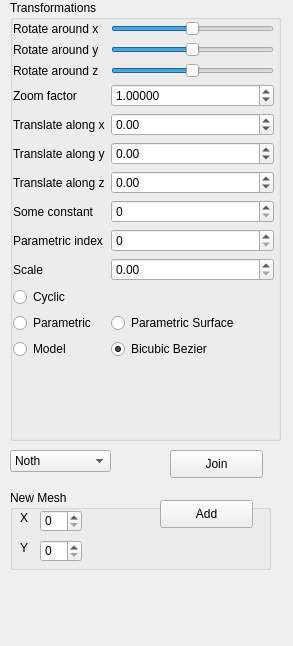
Old version of the form GUI/SideWidget.ui in the repository bence21/Grafika.
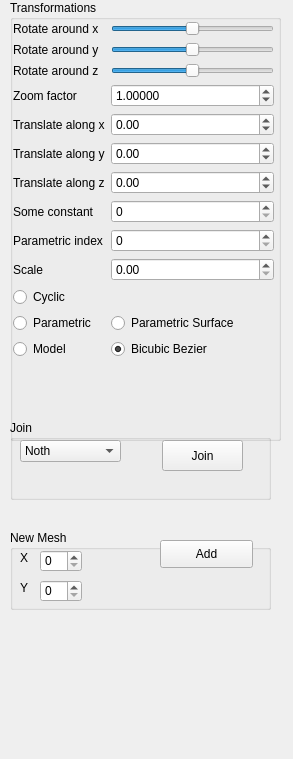
New version of the form.

Diff of the .ui file:
```diff
--- a/GUI/SideWidget.ui
+++ b/GUI/SideWidget.ui
@@ -7,7 +7,7 @@
     <x>0</x>
     <y>0</y>
     <width>293</width>
-    <height>646</height>
+    <height>759</height>
    </rect>
   </property>
   <property name="sizePolicy">
@@ -43,7 +43,7 @@
       <x>3</x>
       <y>21</y>
       <width>261</width>
-      <height>421</height>
+      <height>381</height>
      </rect>
     </property>
     <layout class="QFormLayout" name="formLayout">
@@ -301,54 +301,11 @@
     </layout>
    </widget>
   </widget>
-  <widget class="QPushButton" name="joinButton">
-   <property name="geometry">
-    <rect>
-     <x>170</x>
-     <y>450</y>
-     <width>93</width>
-     <height>28</height>
-    </rect>
-   </property>
-   <property name="text">
-    <string>Join</string>
-   </property>
-  </widget>
-  <widget class="QComboBox" name="directionComboBox">
-   <property name="geometry">
-    <rect>
-     <x>10</x>
-     <y>450</y>
-     <width>101</width>
-     <height>22</height>
-    </rect>
-   </property>
-   <item>
-    <property name="text">
-     <string>Noth</string>
-    </property>
-   </item>
-   <item>
-    <property name="text">
-     <string>South</string>
-    </property>
-   </item>
-   <item>
-    <property name="text">
-     <string>East</string>
-    </property>
-   </item>
-   <item>
-    <property name="text">
-     <string>West</string>
-    </property>
-   </item>
-  </widget>
   <widget class="QGroupBox" name="groupBox_2">
    <property name="geometry">
     <rect>
      <x>10</x>
-     <y>490</y>
+     <y>530</y>
      <width>261</width>
      <height>80</height>
     </rect>
@@ -416,6 +373,62 @@
     </property>
    </widget>
   </widget>
+  <widget class="QGroupBox" name="groupBox_3">
+   <property name="geometry">
+    <rect>
+     <x>10</x>
+     <y>420</y>
+     <width>261</width>
+     <height>80</height>
+    </rect>
+   </property>
+   <property name="title">
+    <string>Join</string>
+   </property>
+   <widget class="QComboBox" name="directionComboBox">
+    <property name="geometry">
+     <rect>
+      <x>10</x>
+      <y>20</y>
+      <width>101</width>
+      <height>22</height>
+     </rect>
+    </property>
+    <item>
+     <property name="text">
+      <string>Noth</string>
+     </property>
+    </item>
+    <item>
+     <property name="text">
+      <string>South</string>
+     </property>
+    </item>
+    <item>
+     <property name="text">
+      <string>East</string>
+     </property>
+    </item>
+    <item>
+     <property name="text">
+      <string>West</string>
+     </property>
+    </item>
+   </widget>
+   <widget class="QPushButton" name="joinButton">
+    <property name="geometry">
+     <rect>
+      <x>152</x>
+      <y>20</y>
+      <width>81</width>
+      <height>31</height>
+     </rect>
+    </property>
+    <property name="text">
+     <string>Join</string>
+    </property>
+   </widget>
+  </widget>
  </widget>
  <resources/>
  <connections>
```
